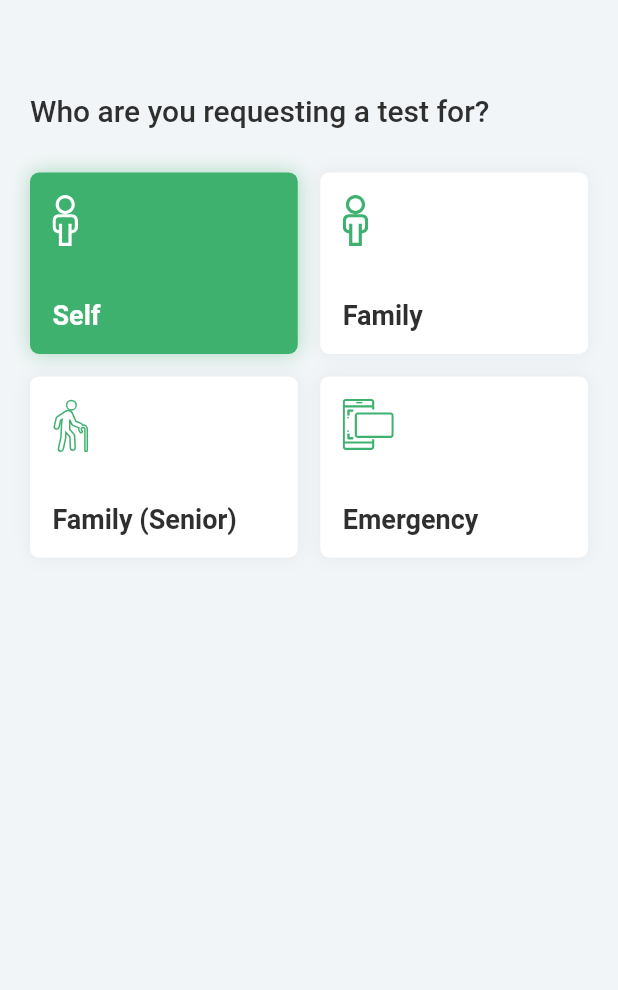
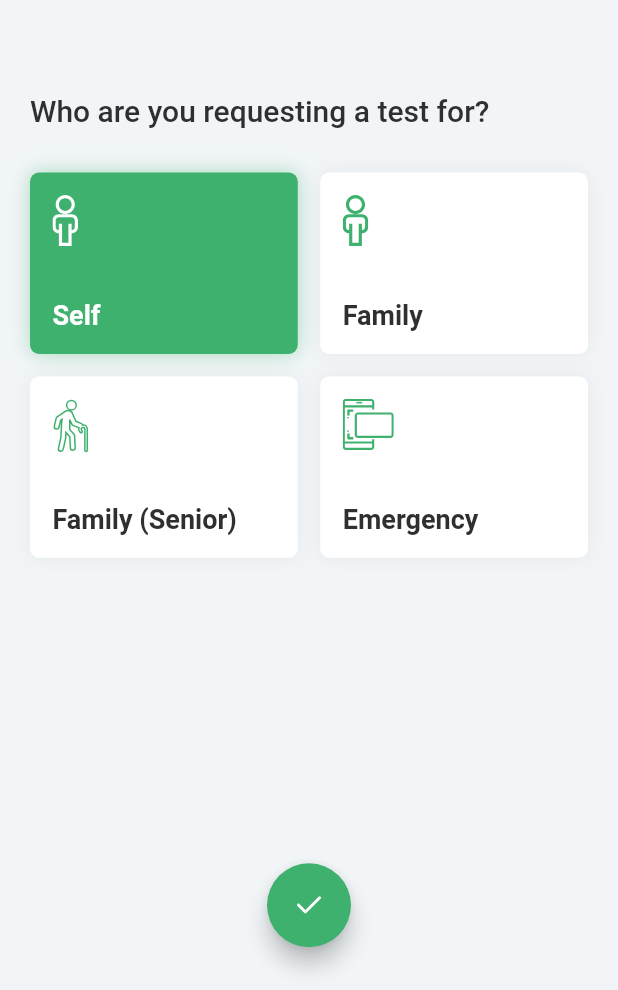
Before and after one commit to feMoraes0/covid-test-booking, a Flutter app: the DetailsRequest screen opened by its route, on a phone screen of 412 x 824 dp, the part 246-1236 px from its top. Run offline on Flutter 3.47's test engine with Material 2 defaults, Android fonts, the phone set to English and light mode, and no system bars; our stand-ins replace flutter_svg; Roboto replaces fonts that are missing (Avenir).

Commit message:
feat(screens): request screen finished

```diff
--- a/lib/screens/details/request.dart
+++ b/lib/screens/details/request.dart
@@ -2,8 +2,28 @@ import 'package:covidapp/components/custom_header.dart';
 import 'package:covidapp/components/icon_text_card.dart';
 import 'package:covidapp/components/text_card.dart';
 import 'package:flutter/material.dart';
+import 'package:flutter_svg/flutter_svg.dart';
 
-class DetailsRequest extends StatelessWidget {
+class DetailsRequest extends StatefulWidget {
+  @override
+  _DetailsRequestState createState() => _DetailsRequestState();
+}
+
+class _DetailsRequestState extends State<DetailsRequest> {
+  int selected;
+
+  @override
+  void initState() {
+    this.selected = 0;
+    super.initState();
+  }
+
+  void handleSelect(int selected) {
+    this.setState(() {
+      this.selected = selected;
+    });
+  }
+
   @override
   Widget build(BuildContext context) {
     Size screen = MediaQuery.of(context).size;
@@ -54,25 +74,37 @@ class DetailsRequest extends StatelessWidget {
                   crossAxisSpacing: 15.0,
                   childAspectRatio: 155 / 105,
                   children: <Widget>[
-                    IconTextCard(
+                    GestureDetector(
+                      onTap: () => this.handleSelect(0),
+                      child: IconTextCard(
                         urlIcon: 'assets/icons/person.svg',
                         text: 'Self',
-                      active: true,
+                        active: (this.selected == 0) ? true : false,
                       ),
-                    IconTextCard(
+                    ),
+                    GestureDetector(
+                      onTap: () => this.handleSelect(1),
+                      child: IconTextCard(
                         urlIcon: 'assets/icons/person.svg',
                         text: 'Family',
-                      active: false,
+                        active: (this.selected == 1) ? true : false,
                       ),
-                    IconTextCard(
+                    ),
+                    GestureDetector(
+                      onTap: () => this.handleSelect(2),
+                      child: IconTextCard(
                         urlIcon: 'assets/icons/senior.svg',
                         text: 'Family (Senior)',
-                      active: false,
+                        active: (this.selected == 2) ? true : false,
                       ),
-                    IconTextCard(
+                    ),
+                    GestureDetector(
+                      onTap: () => this.handleSelect(3),
+                      child: IconTextCard(
                         urlIcon: 'assets/icons/emergency.svg',
                         text: 'Emergency',
-                      active: false,
+                        active: (this.selected == 3) ? true : false,
+                      ),
                     ),
                   ],
                 ),
@@ -81,6 +113,17 @@ class DetailsRequest extends StatelessWidget {
           ),
         ),
       ),
+      floatingActionButtonLocation: FloatingActionButtonLocation.centerFloat,
+      floatingActionButton: Container(
+        width: 56.0,
+        height: 61.0,
+        margin: EdgeInsets.only(bottom: 10.0),
+        child: FloatingActionButton(
+          backgroundColor: Color(0xFF3EB16E),
+          child: SvgPicture.asset('assets/icons/check.svg'),
+          onPressed: () {},
+        ),
+      ),
     );
   }
 }
```
Also changed, not shown: assets/icons/check.svg (added). Lines whose indentation alone changed are shown as unchanged.
